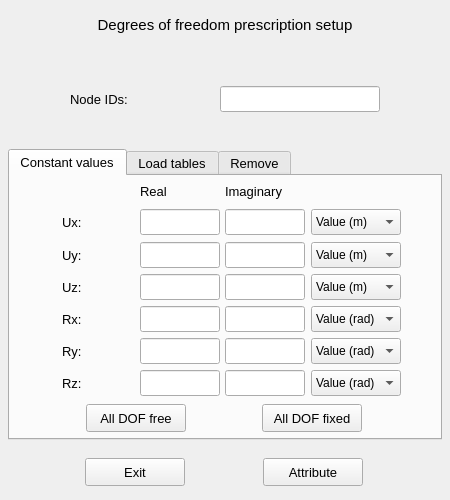
First picture: the form in pulse/interface/data/ui_files/model/setup/structural/prescribed_dof_input.ui, repository open-pulse/OpenPulse, before the edit.
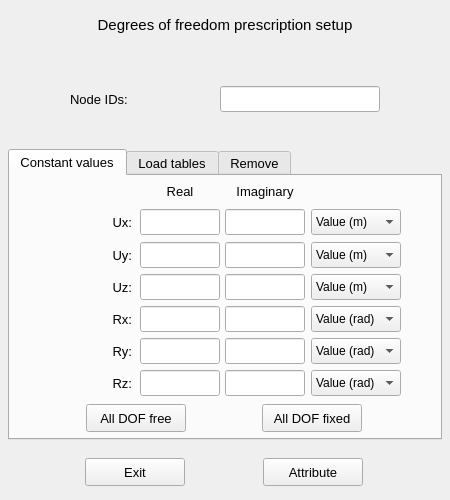
Second picture: the form after the edit. The open tabs and pages were chosen to show the change. Icons and pictures are not drawn.

```diff
--- a/pulse/interface/data/ui_files/model/setup/structural/prescribed_dof_input.ui
+++ b/pulse/interface/data/ui_files/model/setup/structural/prescribed_dof_input.ui
@@ -197,6 +197,9 @@
                <property name="text">
                 <string>Imaginary</string>
                </property>
+               <property name="alignment">
+                <set>Qt::AlignCenter</set>
+               </property>
               </widget>
              </item>
              <item row="6" column="2">
@@ -247,6 +250,9 @@
                <property name="text">
                 <string>Real</string>
                </property>
+               <property name="alignment">
+                <set>Qt::AlignCenter</set>
+               </property>
               </widget>
              </item>
              <item row="3" column="2">
@@ -378,6 +384,9 @@
                <property name="text">
                 <string>Uz:</string>
                </property>
+               <property name="alignment">
+                <set>Qt::AlignRight|Qt::AlignTrailing|Qt::AlignVCenter</set>
+               </property>
               </widget>
              </item>
              <item row="2" column="4">
@@ -434,6 +443,9 @@
                <property name="text">
                 <string>Ry:</string>
                </property>
+               <property name="alignment">
+                <set>Qt::AlignRight|Qt::AlignTrailing|Qt::AlignVCenter</set>
+               </property>
               </widget>
              </item>
              <item row="1" column="1">
@@ -461,6 +473,9 @@
                <property name="text">
                 <string>Ux:</string>
                </property>
+               <property name="alignment">
+                <set>Qt::AlignRight|Qt::AlignTrailing|Qt::AlignVCenter</set>
+               </property>
               </widget>
              </item>
              <item row="5" column="3">
@@ -646,6 +661,9 @@
                <property name="text">
                 <string>Uy:</string>
                </property>
+               <property name="alignment">
+                <set>Qt::AlignRight|Qt::AlignTrailing|Qt::AlignVCenter</set>
+               </property>
               </widget>
              </item>
              <item row="1" column="4">
@@ -702,6 +720,9 @@
                <property name="text">
                 <string>Rz:</string>
                </property>
+               <property name="alignment">
+                <set>Qt::AlignRight|Qt::AlignTrailing|Qt::AlignVCenter</set>
+               </property>
               </widget>
              </item>
              <item row="3" column="4">
@@ -764,6 +785,9 @@
              </item>
              <item row="1" column="5">
               <spacer name="horizontalSpacer_6">
+               <property name="orientation">
+                <enum>Qt::Vertical</enum>
+               </property>
                <property name="sizeHint" stdset="0">
                 <size>
                  <width>40</width>
@@ -820,6 +844,9 @@
                <property name="text">
                 <string>Rx:</string>
                </property>
+               <property name="alignment">
+                <set>Qt::AlignRight|Qt::AlignTrailing|Qt::AlignVCenter</set>
+               </property>
               </widget>
              </item>
              <item row="4" column="3">
@@ -882,6 +909,9 @@
              </item>
              <item row="1" column="0">
               <spacer name="horizontalSpacer_5">
+               <property name="orientation">
+                <enum>Qt::Vertical</enum>
+               </property>
                <property name="sizeHint" stdset="0">
                 <size>
                  <width>40</width>
```
Left out of the diff: 17 changed lines with no effect on the pictures.
